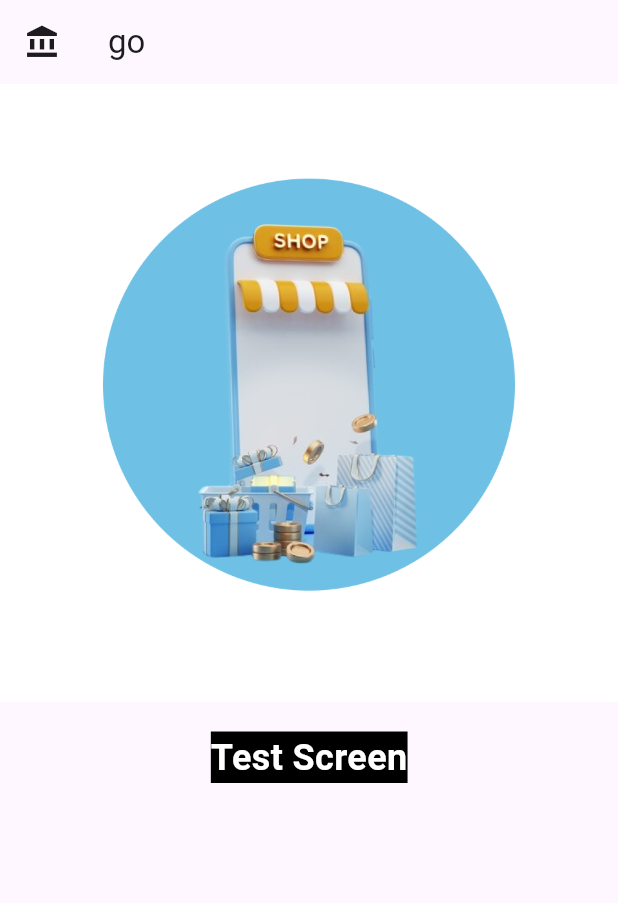
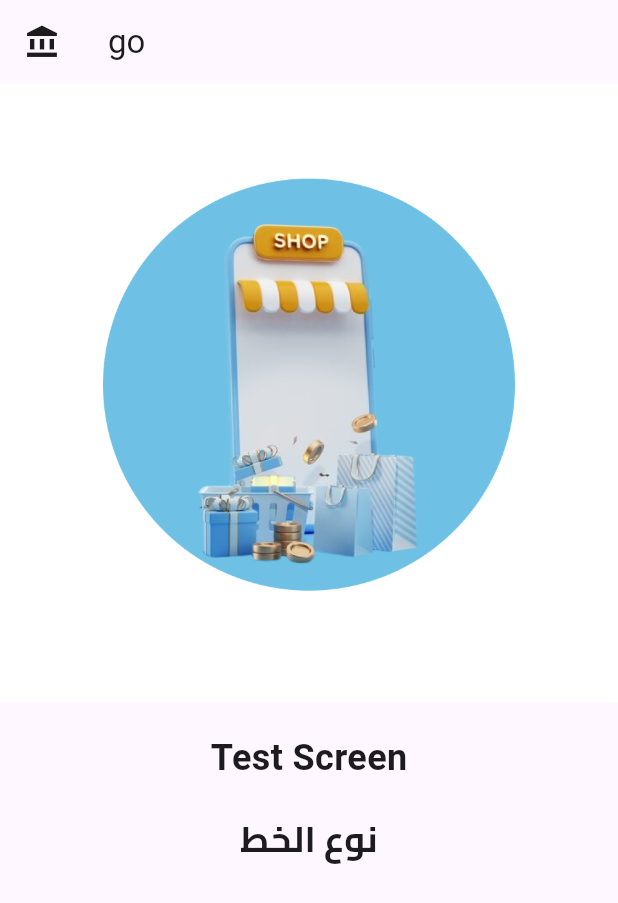
Before and after one commit to EngAhmed20/store_app, a Flutter app: the screen it shows after launch, on a phone screen of 412 x 824 dp. Shown: the top 903 px of the screen. Run offline on Flutter 3.47's test engine with Material 3 defaults, Android fonts, the phone set to English and light mode, and no system bars; our stand-ins replace connectivity_plus, firebase_core, flutter_dotenv, flutter_screenutil; accounts and stored records are empty; generated files the repository leaves out were written again.

Commit message:
font family done

```diff
--- /dev/null
+++ b/lib/core/style/fonts/font_family_helper.dart
@@ -0,0 +1,9 @@
+class FontFamilyHelper{
+  const FontFamilyHelper._();
+  static const String arabicFont='Cairo';
+  static const String englishFont='Poppins';
+//TODO: switch arabic and english fonts
+
+
+
+}
--- a/lib/feature/testsc.dart
+++ b/lib/feature/testsc.dart
@@ -1,4 +1,5 @@
 import 'package:flutter/material.dart';
+import 'package:store_app/core/style/fonts/font_family_helper.dart';
 import 'package:store_app/generated/assets.dart';
 
 class Testsc extends StatelessWidget {
@@ -22,11 +23,20 @@ class Testsc extends StatelessWidget {
             'Test Screen',
             style: TextStyle(
               fontSize: 24,
-              color: Colors.white,  // تغيير لون النص إلى الأبيض
-              backgroundColor: Colors.black,  // خلفية سوداء للنص
               fontWeight: FontWeight.bold, // زيادة سماكة النص
             ),
           ),
+          SizedBox(height: 20),  // زيادة المسافة بين النصين
+          Text(
+            'نوع الخط',
+            style: TextStyle(
+              fontSize: 24,
+              fontWeight: FontWeight.bold,
+              fontFamily: FontFamilyHelper.arabicFont,
+              // زيادة سماكة النص
+            ),
+          ),
+
         ],
       ),
     );
```
Also changed, not shown: lib/core/style/fonts/font_weight_helper.dart (added, +12 -0 lines), pubspec.yaml (+18 -0 lines), assets/fonts/arabic/cairo/Cairo-Bold.ttf (added), assets/fonts/arabic/cairo/Cairo-Medium.ttf (added), assets/fonts/arabic/cairo/Cairo-Regular.ttf (added), assets/fonts/english/poppins/Poppins-Bold.ttf (added), assets/fonts/english/poppins/Poppins-Medium.ttf (added), assets/fonts/english/poppins/Poppins-Regular.ttf (added), lib/generated/assets.dart.
